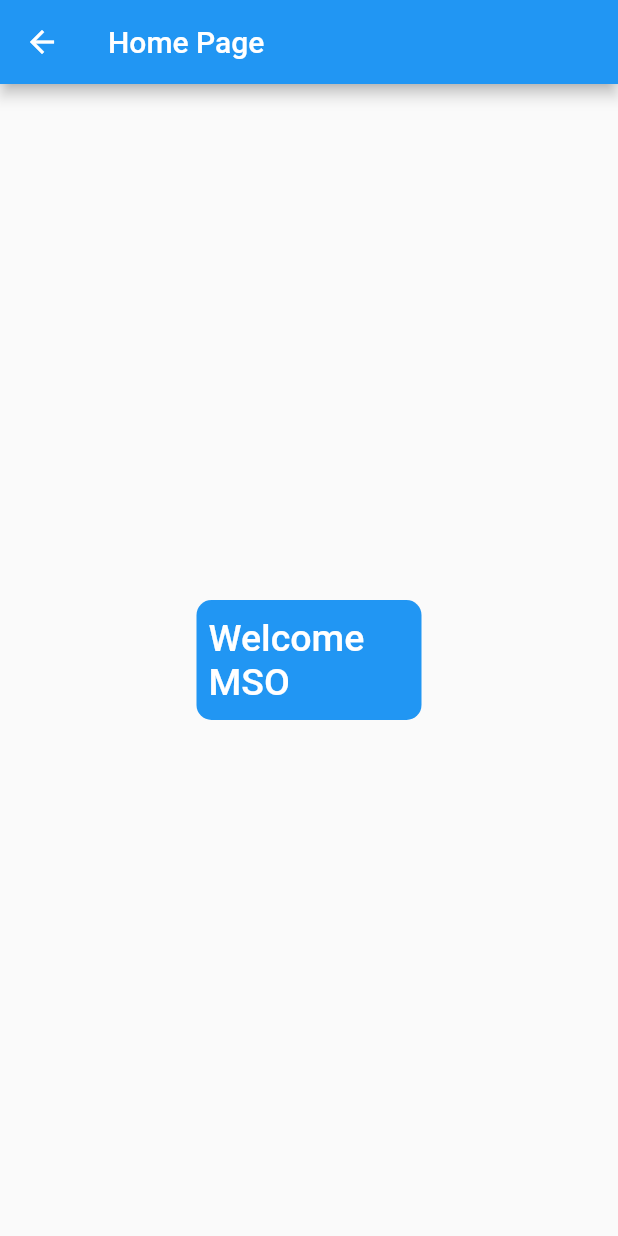
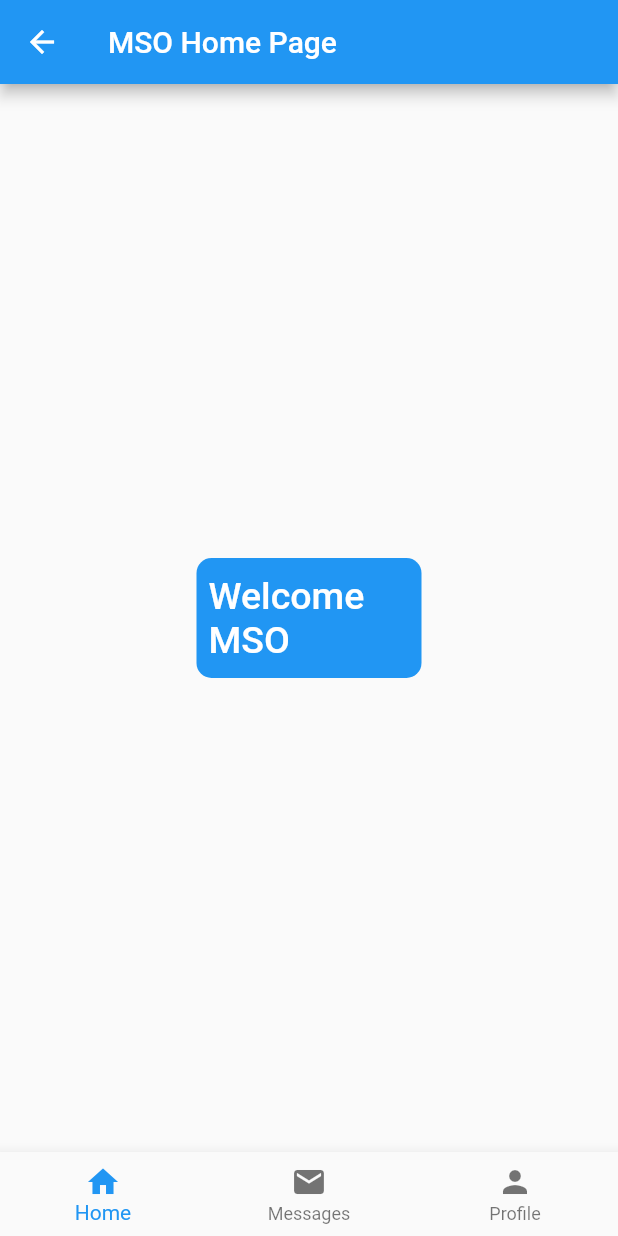
Before and after one commit to ttyen/msologin, a Flutter app: the HomePage screen opened directly, on a phone screen of 412 x 824 dp. Run offline on Flutter 3.47's test engine with Material 2 defaults, Android fonts, the phone set to English and light mode, and no system bars; our stand-ins replace fluttertoast.

Commit message:
add bottom navigation bar on home page

```diff
--- a/lib/HomePage.dart
+++ b/lib/HomePage.dart
@@ -15,7 +15,21 @@ class _HomePageState extends State<HomePage> {
   Widget build(BuildContext context) {
     return Scaffold(
       appBar: AppBar(
-        title: const Text('Home Page'),
+        title: const Text('MSO Home Page'),
+      ),
+      bottomNavigationBar: BottomNavigationBar(
+        currentIndex: 0, // this will be set when a new tab is tapped
+        items: const [
+          BottomNavigationBarItem(
+            icon: Icon(Icons.home),
+            label: "Home",
+          ),
+          BottomNavigationBarItem(
+            icon: Icon(Icons.mail),
+            label: 'Messages',
+          ),
+          BottomNavigationBarItem(icon: Icon(Icons.person), label: 'Profile')
+        ],
       ),
       body: Center(
         child: Container(
```
Also changed, not shown: lib/main.dart (+12 -12 lines).
